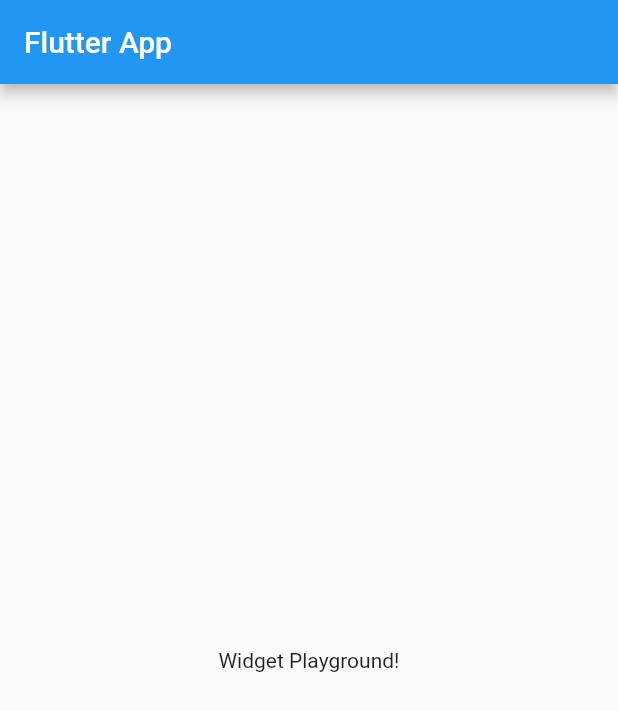
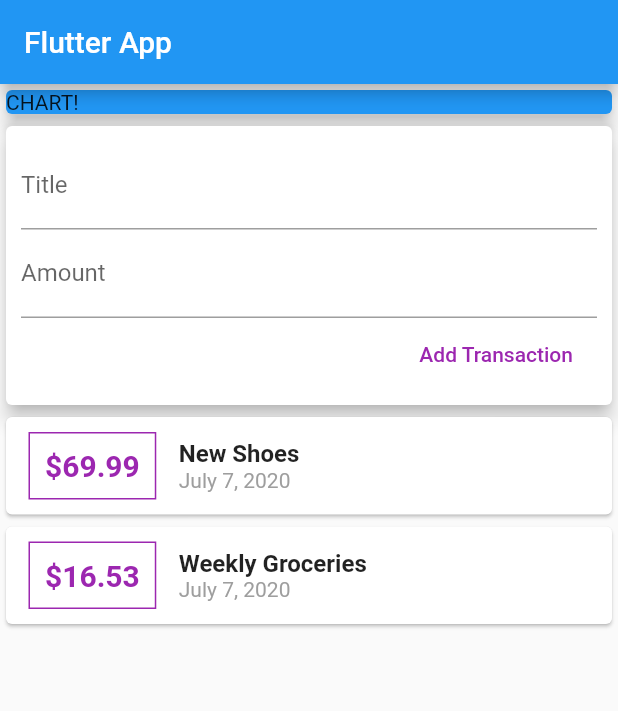
Before and after one commit to bradenborman/personal-expenses-app, a Flutter app: the screen it shows after launch, on a phone screen of 412 x 824 dp. Shown: the top 711 px of the screen. Run offline on Flutter 3.47's test engine with Material 2 defaults, Android fonts, the phone set to English and light mode, and no system bars.

Commit message:
More tutorials followed. Inputs added. Cards/transaction styled

```diff
--- a/lib/main.dart
+++ b/lib/main.dart
@@ -1,4 +1,7 @@
 import 'package:flutter/material.dart';
+import 'package:intl/intl.dart';
+
+import './transaction.dart';
 
 void main() => runApp(MyApp());
 
@@ -13,14 +16,90 @@ class MyApp extends StatelessWidget {
 }
 
 class MyHomePage extends StatelessWidget {
+  final List<Transaction> transactions = [
+    new Transaction.byPos("t1", "New Shoes", 69.99, DateTime.now()),
+    new Transaction.byPos("t2", "Weekly Groceries", 16.53, DateTime.now())
+  ];
+
   @override
   Widget build(BuildContext context) {
     return Scaffold(
       appBar: AppBar(
         title: Text('Flutter App'),
       ),
-      body: Center(
-        child: Text('Widget Playground!'),
+      body: Column(
+        mainAxisAlignment: MainAxisAlignment.start,
+        crossAxisAlignment: CrossAxisAlignment.stretch,
+        children: <Widget>[
+          Container(
+            width: double.infinity,
+            child: Card(
+              color: Colors.blue,
+              child: Text("CHART!"),
+              elevation: 5,
+            ),
+          ),
+          Card(
+            elevation: 5,
+            child: Container(
+              padding: EdgeInsets.all(10),
+              child: Column(
+                crossAxisAlignment: CrossAxisAlignment.end,
+                children: <Widget>[
+                  TextField(
+                    decoration: InputDecoration(labelText: "Title"),
+                  ),
+                  TextField(
+                    decoration: InputDecoration(labelText: "Amount"),
+                  ),
+                  FlatButton(
+                    child: Text("Add Transaction"),
+                    textColor: Colors.purple,
+                    onPressed: () {},
+                  )
+                ],
+              ),
+            ),
+          ),
+          Column(
+            children: transactions.map((tx) {
+              return Card(
+                child: Row(
+                  children: <Widget>[
+                    Container(
+                        margin:
+                            EdgeInsets.symmetric(vertical: 10, horizontal: 15),
+                        padding: EdgeInsets.all(10),
+                        decoration: BoxDecoration(
+                          border: Border.all(color: Colors.purple),
+                        ),
+                        child: Text(
+                          "\$${tx.amount}",
+                          style: TextStyle(
+                              fontWeight: FontWeight.bold,
+                              fontSize: 20,
+                              color: Colors.purple),
+                        )),
+                    Column(
+                      crossAxisAlignment: CrossAxisAlignment.start,
+                      children: <Widget>[
+                        Text(
+                          tx.title,
+                          style: TextStyle(
+                              fontWeight: FontWeight.bold, fontSize: 16),
+                        ),
+                        Text(DateFormat.yMMMMd().format(tx.date),
+                            style: TextStyle(
+                              color: Colors.grey,
+                            ))
+                      ],
+                    )
+                  ],
+                ),
+              );
+            }).toList(),
+          )
+        ],
       ),
     );
   }
--- /dev/null
+++ b/lib/transaction.dart
@@ -0,0 +1,18 @@
+import 'package:flutter/cupertino.dart';
+
+class Transaction {
+  String id;
+  String title;
+  double amount;
+  DateTime date;
+
+  Transaction.byPos(this.id, this.title, this.amount, this.date);
+
+  Transaction.byName({
+      @required this.id,
+      @required this.title,
+      @required this.amount,
+      @required this.date
+  });
+
+}
```
Also changed, not shown: pubspec.yaml (+1 -58 lines), pubspec.lock, 1 other file.
